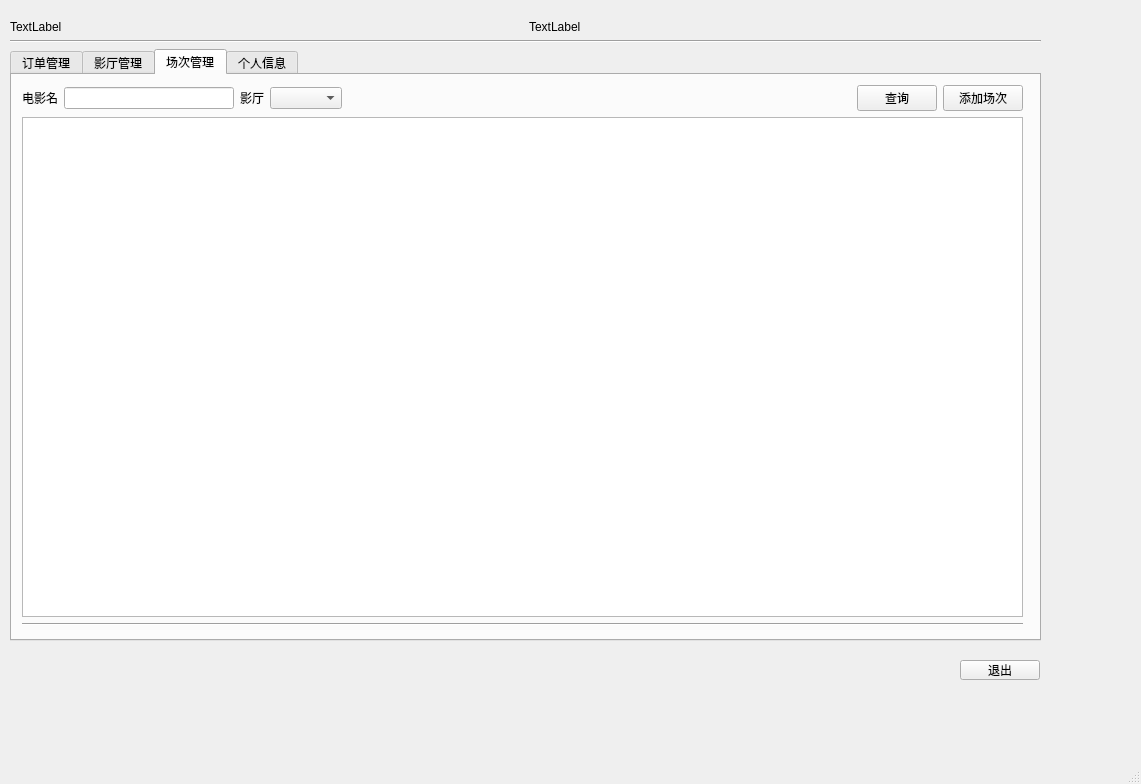
Old version of the form adminmainwindow.ui in the repository SillyPasty/Movie_Management.
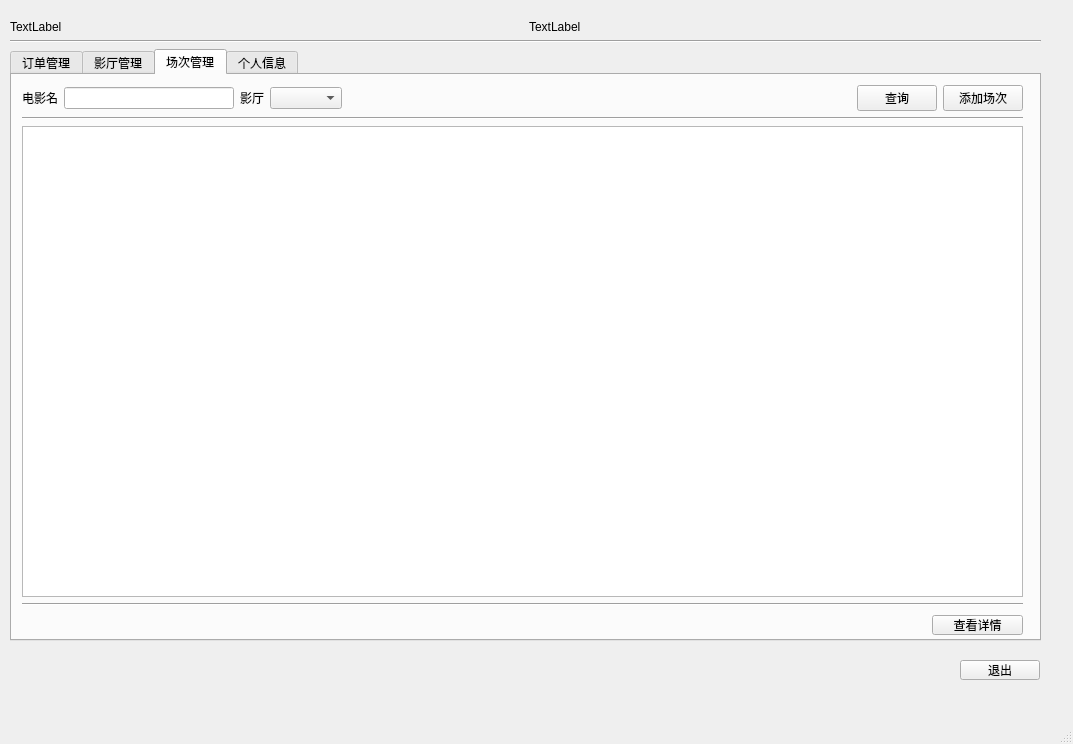
New version of the form. The open tabs and pages were chosen to show the change.

Patch:
```diff
--- a/adminmainwindow.ui
+++ b/adminmainwindow.ui
@@ -6,8 +6,8 @@
    <rect>
     <x>0</x>
     <y>0</y>
-    <width>1141</width>
-    <height>784</height>
+    <width>1073</width>
+    <height>744</height>
    </rect>
   </property>
   <property name="windowTitle">
@@ -439,7 +439,7 @@
            <x>10</x>
            <y>10</y>
            <width>1001</width>
-           <height>541</height>
+           <height>521</height>
           </rect>
          </property>
          <layout class="QVBoxLayout" name="verticalLayout_6">
@@ -520,6 +520,13 @@
             </item>
            </layout>
           </item>
+          <item>
+           <widget class="Line" name="line_5">
+            <property name="orientation">
+             <enum>Qt::Horizontal</enum>
+            </property>
+           </widget>
+          </item>
           <item>
            <widget class="QTableView" name="tableView_movie"/>
           </item>
@@ -532,6 +539,19 @@
           </item>
          </layout>
         </widget>
+        <widget class="QPushButton" name="pushButton_viewDetail">
+         <property name="geometry">
+          <rect>
+           <x>920</x>
+           <y>540</y>
+           <width>91</width>
+           <height>20</height>
+          </rect>
+         </property>
+         <property name="text">
+          <string>查看详情</string>
+         </property>
+        </widget>
        </widget>
        <widget class="QWidget" name="tab_personalInfo">
         <attribute name="title">
```
Left out of the diff: 14 changed lines with no effect on the pictures.
